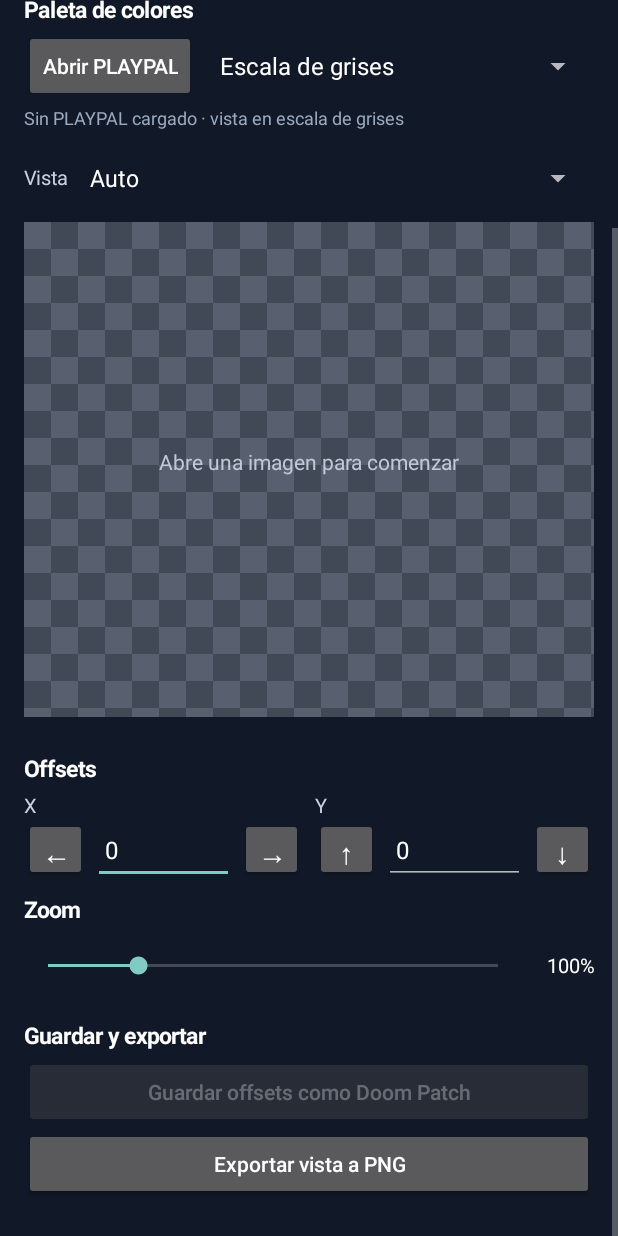
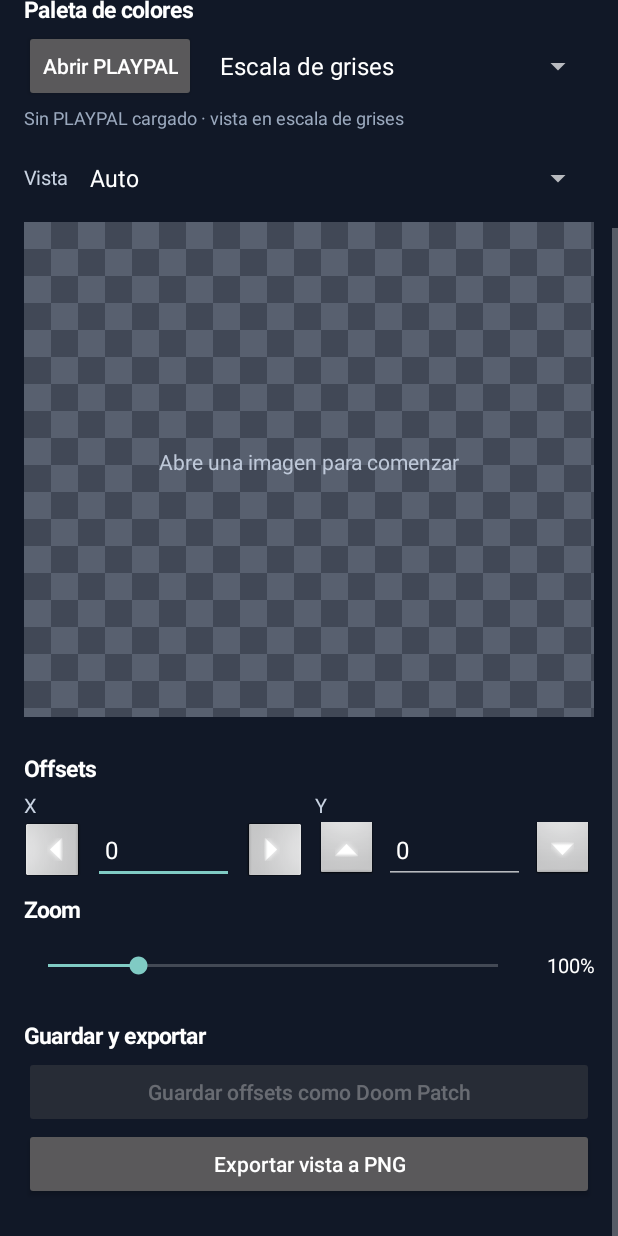
Before and after one commit to zjavax26-debug/Sprite-Offset, an Android app: the screen it shows after launch (MainActivity), scrolled down 186 dp, on a phone screen of 412 x 824 dp. Run offline under Robolectric (Android 15) with nearby library versions, the phone set to English and light mode, and no system bars.

Commit message:
fix(ui): replace font arrows with Android drawable buttons and restore list icon

```diff
--- a/app/src/main/kotlin/com/spriteoffset/MainActivity.kt
+++ b/app/src/main/kotlin/com/spriteoffset/MainActivity.kt
@@ -107,7 +107,7 @@ class MainActivity : Activity() {
 
         archiveSpritesButton = ImageButton(this).apply {
             contentDescription = "Mostrar sprites reconocidos del WAD o PK3"
-            setImageResource(android.R.drawable.ic_menu_agenda)
+            setImageResource(R.drawable.ic_archive_sprites)
             scaleType = ImageView.ScaleType.CENTER
             background = openButton.background.constantState?.newDrawable()?.mutate()
                 ?: openButton.background
@@ -255,7 +255,6 @@ class MainActivity : Activity() {
     }
 
     private fun makeOffsetGroup(label: String, isX: Boolean): View {
-        // Directional controls keep the displayed axis and value order consistent.
         val group = LinearLayout(this).apply { orientation = LinearLayout.VERTICAL }
         group.addView(makeLabel(label))
 
@@ -264,35 +263,29 @@ class MainActivity : Activity() {
             gravity = Gravity.CENTER_VERTICAL
         }
 
+        // Use Android framework drawables instead of Unicode arrows.
+        // This avoids missing-glyph boxes on devices with limited font coverage.
         val leftButton = if (isX) {
-            // Keep the requested X order: increase, value, decrease.
-            makeButton("←").apply {
-                textSize = 19f
-                contentDescription = "Aumentar offset X"
-                minimumWidth = 0
-                minimumHeight = 0
-            }.also { button ->
-                button.setOnClickListener {
+            makeDirectionalButton(
+                drawableRes = android.R.drawable.arrow_up_float,
+                rotation = 270f,
+                description = "Aumentar offset X"
+            ) {
                 setOffset(
                     true,
                     (offsetX.toLong() + 1L).coerceAtMost(Int.MAX_VALUE.toLong()).toInt()
                 )
             }
-            }
         } else {
-            // Keep the requested Y order: decrease, value, increase.
-            makeButton("↑").apply {
-                textSize = 19f
-                contentDescription = "Disminuir offset Y"
-                minimumWidth = 0
-                minimumHeight = 0
-            }.also { button ->
-                button.setOnClickListener {
+            makeDirectionalButton(
+                drawableRes = android.R.drawable.arrow_up_float,
+                rotation = 0f,
+                description = "Disminuir offset Y"
+            ) {
                 setOffset(
                     false,
                     (offsetY.toLong() - 1L).coerceAtLeast(Int.MIN_VALUE.toLong()).toInt()
                 )
-                }
             }
         }
 
@@ -306,32 +299,26 @@ class MainActivity : Activity() {
         if (isX) xInput = field else yInput = field
 
         val rightButton = if (isX) {
-            makeButton("→").apply {
-                textSize = 19f
-                contentDescription = "Disminuir offset X"
-                minimumWidth = 0
-                minimumHeight = 0
-            }.also { button ->
-                button.setOnClickListener {
+            makeDirectionalButton(
+                drawableRes = android.R.drawable.arrow_up_float,
+                rotation = 90f,
+                description = "Disminuir offset X"
+            ) {
                 setOffset(
                     true,
                     (offsetX.toLong() - 1L).coerceAtLeast(Int.MIN_VALUE.toLong()).toInt()
                 )
             }
-            }
         } else {
-            makeButton("↓").apply {
-                textSize = 19f
-                contentDescription = "Aumentar offset Y"
-                minimumWidth = 0
-                minimumHeight = 0
-            }.also { button ->
-                button.setOnClickListener {
+            makeDirectionalButton(
+                drawableRes = android.R.drawable.arrow_down_float,
+                rotation = 0f,
+                description = "Aumentar offset Y"
+            ) {
                 setOffset(
                     false,
                     (offsetY.toLong() + 1L).coerceAtMost(Int.MAX_VALUE.toLong()).toInt()
                 )
-                }
             }
         }
 
@@ -354,6 +341,26 @@ class MainActivity : Activity() {
 
         group.addView(row)
         return group
+    }
+
+    private fun makeDirectionalButton(
+        drawableRes: Int,
+        rotation: Float,
+        description: String,
+        onClick: () -> Unit
+    ): ImageButton {
+        return ImageButton(this).apply {
+            setBackgroundResource(android.R.drawable.btn_default)
+            setImageResource(drawableRes)
+            imageTintList = android.content.res.ColorStateList.valueOf(Color.WHITE)
+            scaleType = ImageView.ScaleType.CENTER_INSIDE
+            setPadding(dp(9), dp(9), dp(9), dp(9))
+            this.rotation = rotation
+            contentDescription = description
+            minimumWidth = 0
+            minimumHeight = 0
+            setOnClickListener { onClick() }
+        }
     }
 
     private fun setOffset(isX: Boolean, value: Int, updateField: Boolean = true) {
```
Lines whose indentation alone changed are shown as unchanged.
